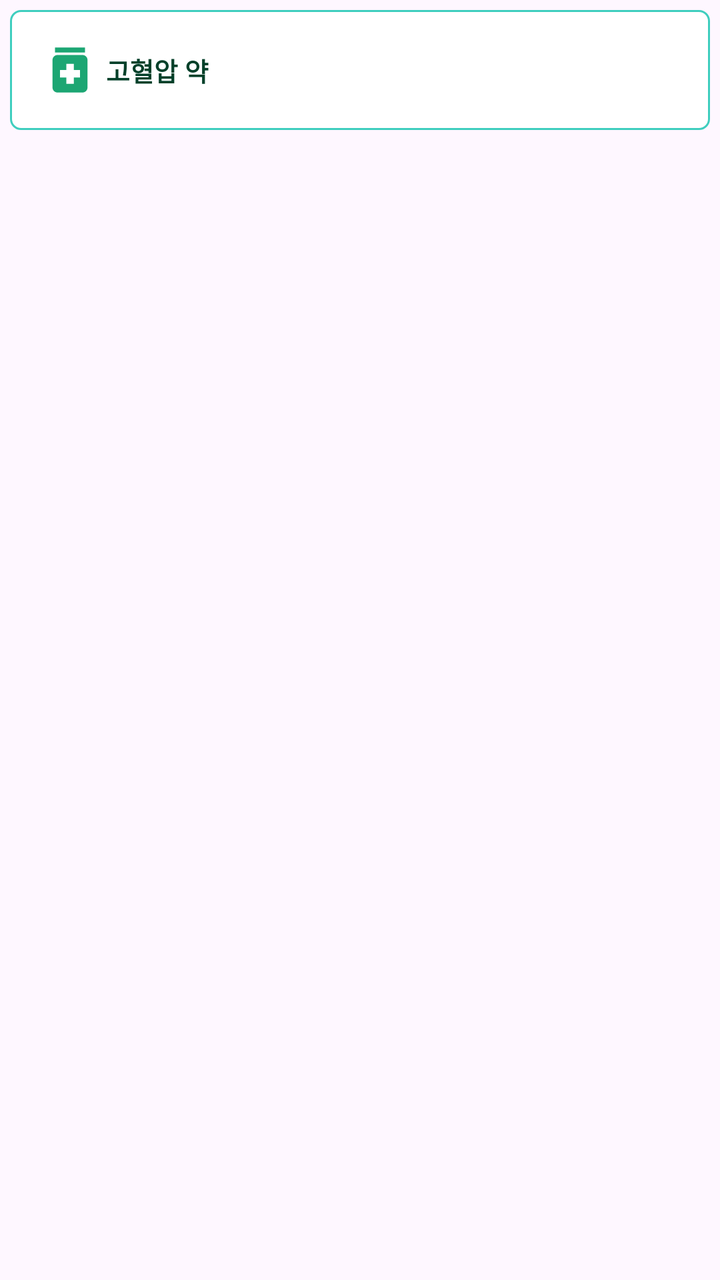
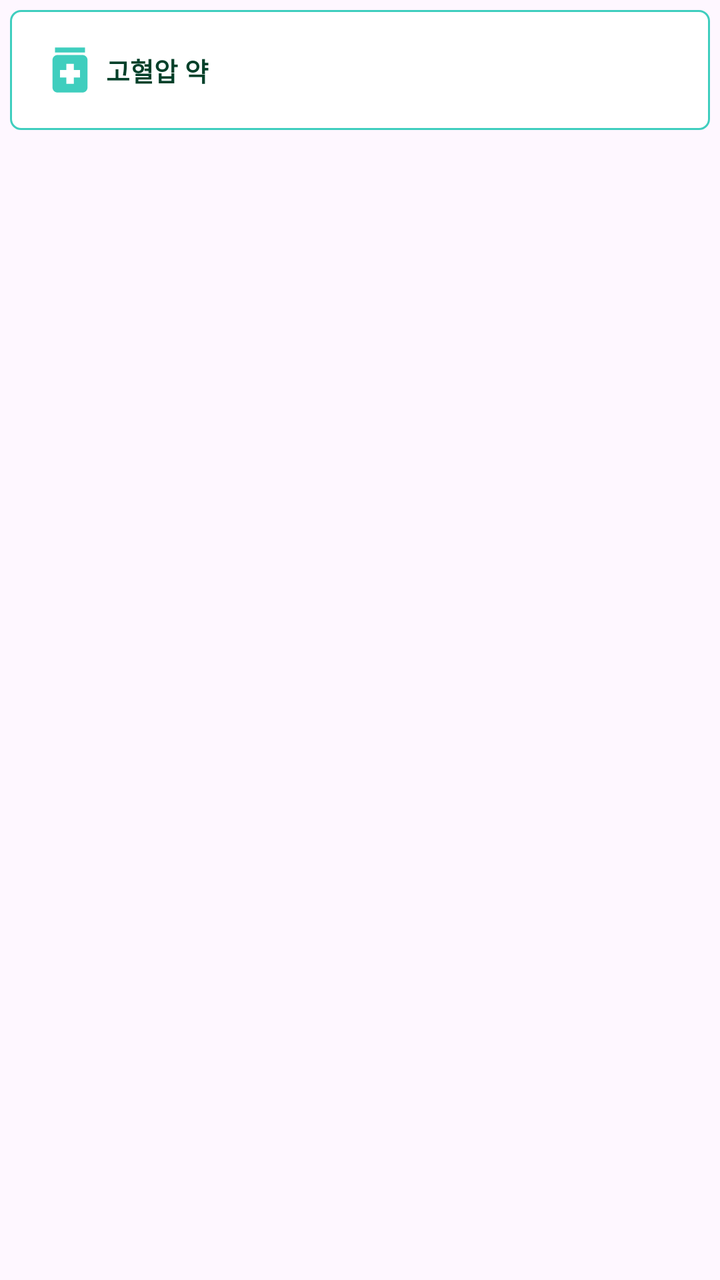

Screens rendered from an Android XML layout before and after an edit, with the pre-edit source and the edit as a unified diff.
<!-- AndroidManifest.xml: application theme Theme.Mariwoo -->
<!-- res/layout/item_medicine_outer.xml -->
<?xml version="1.0" encoding="utf-8"?>
<androidx.constraintlayout.widget.ConstraintLayout xmlns:android="http://schemas.android.com/apk/res/android"
    android:layout_width="match_parent"
    android:layout_height="wrap_content"
    xmlns:app="http://schemas.android.com/apk/res-auto">

    <androidx.constraintlayout.widget.ConstraintLayout
        android:layout_width="match_parent"
        android:layout_height="wrap_content"
        app:layout_constraintTop_toTopOf="parent"
        app:layout_constraintLeft_toLeftOf="parent"
        app:layout_constraintRight_toRightOf="parent"
        android:layout_margin="5dp">

        <LinearLayout
            android:id="@+id/itemMedicineOuter_layout_first"
            android:layout_width="match_parent"
            android:layout_height="wrap_content"
            app:layout_constraintTop_toTopOf="parent"
            android:background="@drawable/layout_border_radius5"
            android:orientation="vertical"
            android:padding="15dp">

            <LinearLayout
                android:id="@+id/itemMedicineOuter_layout_name"
                android:layout_width="match_parent"
                android:layout_height="wrap_content"
                android:orientation="horizontal"
                android:gravity="center_vertical">

                <ImageView
                    android:layout_width="30dp"
                    android:layout_height="30dp"
                    android:src="@drawable/icon_medicine"/>

                <TextView
                    android:id="@+id/itemMedicineOuter_textView_title"
                    android:layout_width="wrap_content"
                    android:layout_height="wrap_content"
                    android:text="고혈압 약"
                    style="@style/sign_title"
                    android:layout_marginLeft="3dp"/>

            </LinearLayout>

            <androidx.recyclerview.widget.RecyclerView
                android:id="@+id/itemMedicineOuter_recyclerview"
                android:layout_width="match_parent"
                android:layout_height="wrap_content"/>

        </LinearLayout>

    </androidx.constraintlayout.widget.ConstraintLayout>

</androidx.constraintlayout.widget.ConstraintLayout>
<!-- resources referenced by this layout -->
<resources>
  <!-- drawable icon_medicine (drawable) -->
  <vector xmlns:android="http://schemas.android.com/apk/res/android" android:height="24dp" android:tint="#1CA673" android:viewportHeight="24" android:viewportWidth="24" android:width="24dp">
        
      <path android:fillColor="@android:color/white" android:pathData="M6,3h12v2h-12z"/>
        
      <path android:fillColor="@android:color/white" android:pathData="M17,6H7C5.9,6 5,6.9 5,8v11c0,1.1 0.9,2 2,2h10c1.1,0 2,-0.9 2,-2V8C19,6.9 18.1,6 17,6zM16,15h-2.5v2.5h-3V15H8v-3h2.5V9.5h3V12H16V15z"/>
      
  </vector>
  <!-- drawable layout_border_radius5 (drawable) -->
  <?xml version="1.0" encoding="utf-8"?>
  <shape xmlns:android="http://schemas.android.com/apk/res/android">
      <solid android:color="@color/white" />
      <stroke
          android:width="1dp"
          android:color="@color/login_background" />
      <corners android:radius="5dp" />
  </shape>
  <style name="sign_title">
          <item name="android:textSize">13sp</item>
          <item name="android:textColor">@color/color_dark_g</item>
          <item name="android:textStyle">bold</item>
      </style>
  <style name="Theme.Mariwoo" parent="Theme.Material3.DayNight.NoActionBar">
          
          <item name="colorPrimary">@color/mariwoo_theme</item>
          <item name="colorPrimaryVariant">@color/mariwoo_theme</item>
          <item name="colorOnPrimary">@color/white</item>
          
          <item name="colorSecondary">@color/teal_200</item>
          <item name="colorSecondaryVariant">@color/teal_700</item>
          <item name="colorOnSecondary">@color/black</item>
          
          <item name="android:statusBarColor">@color/mariwoo_theme</item>
          
  
  
          
          <item name="windowNoTitle">true</item>
          <item name="windowSplashScreenBackground">@color/mariwoo_theme</item>
  
  
      </style>
  <color name="white">#FFFFFFFF</color>
  <color name="login_background">#3FCEBE</color>
  <color name="color_dark_g">#014029</color>
  <color name="mariwoo_theme">#3FCEBE</color>
  <color name="teal_200">#FF03DAC5</color>
  <color name="teal_700">#FF018786</color>
  <color name="black">#FF000000</color>
</resources>

<!-- the commit's change to res/layout/item_medicine_outer.xml (unified diff, before → after) -->
@@ -31,7 +31,8 @@
                 <ImageView
                     android:layout_width="30dp"
                     android:layout_height="30dp"
-                    android:src="@drawable/icon_medicine"/>
+                    android:src="@drawable/icon_medicine"
+                    android:tint="@color/theme_color"/>
 
                 <TextView
                     android:id="@+id/itemMedicineOuter_textView_title"
<!-- resource entries referenced after the edit -->
@@ -1,5 +1,6 @@
 <!-- resources referenced by this layout -->
 <resources>
+  <color name="theme_color">#3FCEBE</color>
   <!-- drawable icon_medicine (drawable) -->
   <vector xmlns:android="http://schemas.android.com/apk/res/android" android:height="24dp" android:tint="#1CA673" android:viewportHeight="24" android:viewportWidth="24" android:width="24dp">
         
